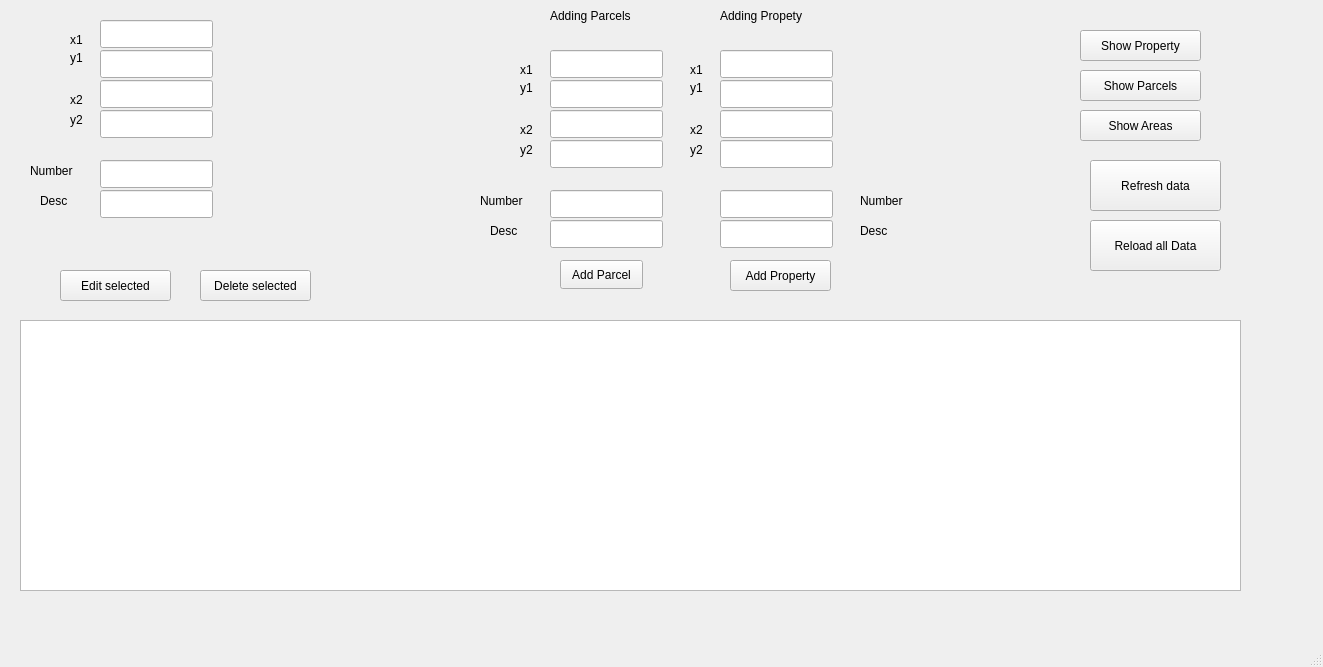
First picture: the form in mainwindow.ui, repository kotvaldo/aus_2_gui, before the edit.
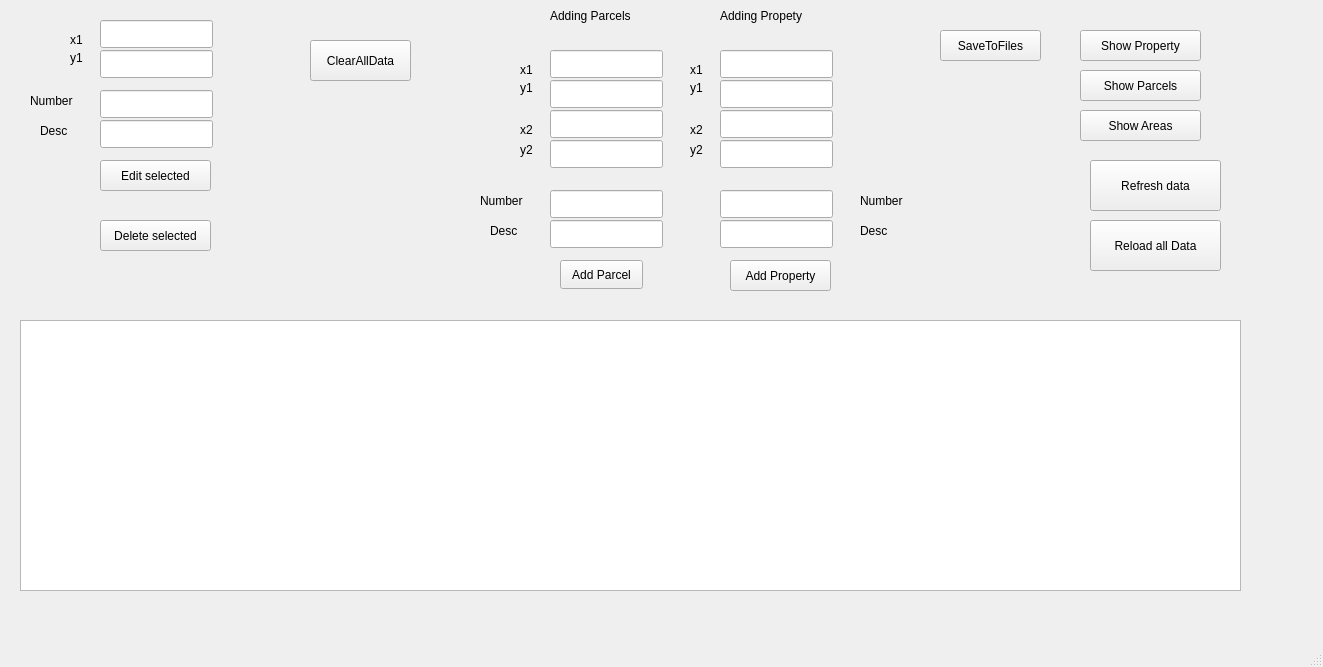
Second picture: the form after the edit.

Diff of the .ui file:
```diff
--- a/mainwindow.ui
+++ b/mainwindow.ui
@@ -381,8 +381,8 @@
    <widget class="QPushButton" name="edit_selected_btn">
     <property name="geometry">
      <rect>
-      <x>60</x>
-      <y>270</y>
+      <x>100</x>
+      <y>160</y>
       <width>111</width>
       <height>31</height>
      </rect>
@@ -394,8 +394,8 @@
    <widget class="QPushButton" name="delete_btn">
     <property name="geometry">
      <rect>
-      <x>200</x>
-      <y>270</y>
+      <x>100</x>
+      <y>220</y>
       <width>111</width>
       <height>31</height>
      </rect>
@@ -408,7 +408,7 @@
     <property name="geometry">
      <rect>
       <x>40</x>
-      <y>190</y>
+      <y>120</y>
       <width>41</width>
       <height>21</height>
      </rect>
@@ -447,7 +447,7 @@
     <property name="geometry">
      <rect>
       <x>30</x>
-      <y>160</y>
+      <y>90</y>
       <width>61</width>
       <height>21</height>
      </rect>
@@ -456,32 +456,6 @@
      <string>Number</string>
     </property>
    </widget>
-   <widget class="QLabel" name="label_19">
-    <property name="geometry">
-     <rect>
-      <x>70</x>
-      <y>90</y>
-      <width>21</width>
-      <height>20</height>
-     </rect>
-    </property>
-    <property name="text">
-     <string>x2</string>
-    </property>
-   </widget>
-   <widget class="QLabel" name="label_20">
-    <property name="geometry">
-     <rect>
-      <x>70</x>
-      <y>110</y>
-      <width>21</width>
-      <height>20</height>
-     </rect>
-    </property>
-    <property name="text">
-     <string>y2</string>
-    </property>
-   </widget>
    <widget class="QLabel" name="label_25">
     <property name="geometry">
      <rect>
@@ -528,31 +502,11 @@
      </rect>
     </property>
    </widget>
-   <widget class="QLineEdit" name="new_x2">
-    <property name="geometry">
-     <rect>
-      <x>100</x>
-      <y>80</y>
-      <width>113</width>
-      <height>28</height>
-     </rect>
-    </property>
-   </widget>
-   <widget class="QLineEdit" name="new_y2">
-    <property name="geometry">
-     <rect>
-      <x>100</x>
-      <y>110</y>
-      <width>113</width>
-      <height>28</height>
-     </rect>
-    </property>
-   </widget>
    <widget class="QLineEdit" name="new_number">
     <property name="geometry">
      <rect>
       <x>100</x>
-      <y>160</y>
+      <y>90</y>
       <width>113</width>
       <height>28</height>
      </rect>
@@ -562,7 +516,7 @@
     <property name="geometry">
      <rect>
       <x>100</x>
-      <y>190</y>
+      <y>120</y>
       <width>113</width>
       <height>28</height>
      </rect>
@@ -581,6 +535,32 @@
      <string>Refresh data</string>
     </property>
    </widget>
+   <widget class="QPushButton" name="clear_btn">
+    <property name="geometry">
+     <rect>
+      <x>310</x>
+      <y>40</y>
+      <width>101</width>
+      <height>41</height>
+     </rect>
+    </property>
+    <property name="text">
+     <string>ClearAllData</string>
+    </property>
+   </widget>
+   <widget class="QPushButton" name="save_button">
+    <property name="geometry">
+     <rect>
+      <x>940</x>
+      <y>30</y>
+      <width>101</width>
+      <height>31</height>
+     </rect>
+    </property>
+    <property name="text">
+     <string>SaveToFiles</string>
+    </property>
+   </widget>
   </widget>
   <widget class="QMenuBar" name="menubar">
    <property name="geometry">
```
